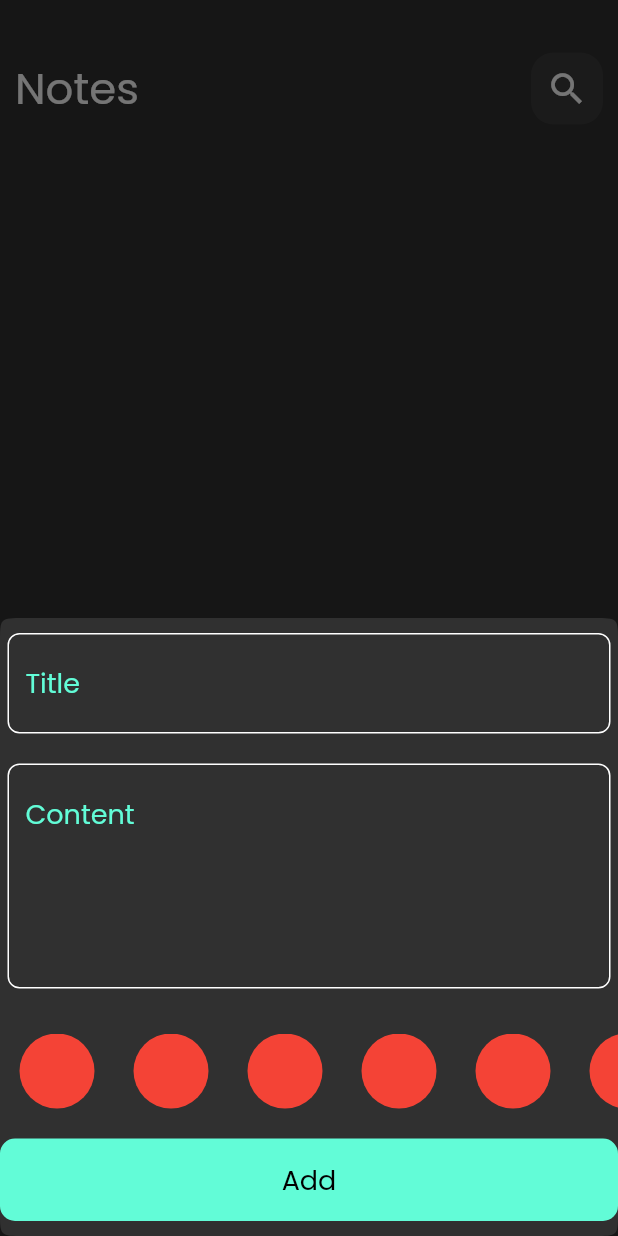
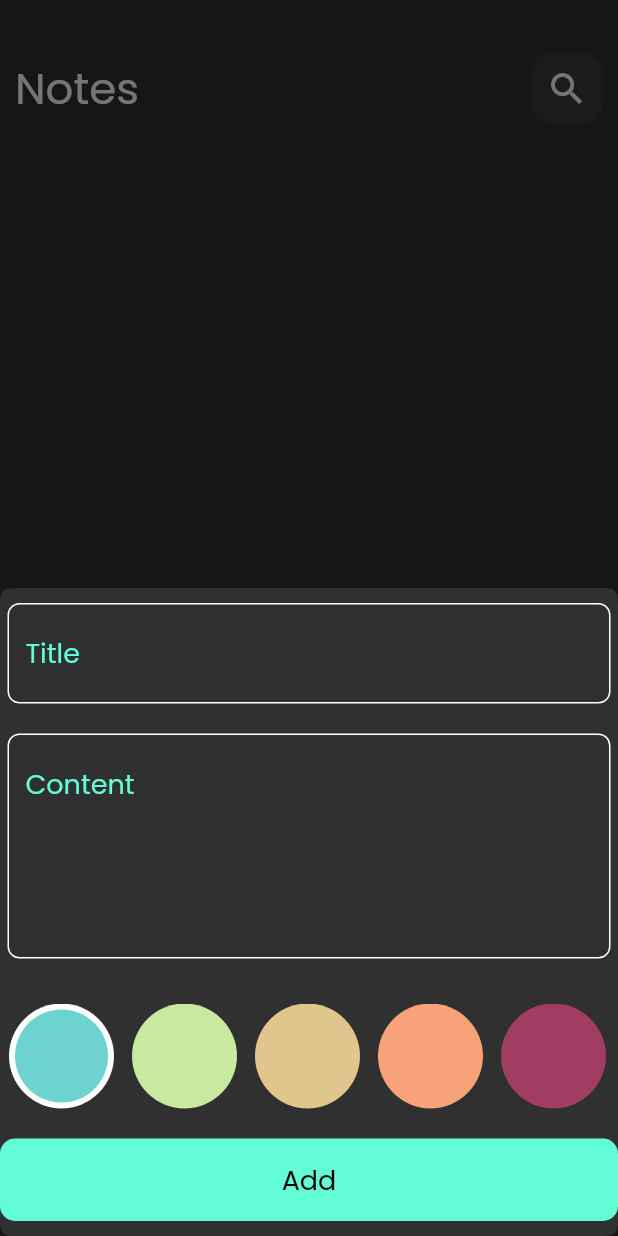
Before and after one commit to Micheal-Hany/note_app_with_hive, a Flutter app: the screen it shows after launch, after a tap on the "add" icon, on a phone screen of 412 x 824 dp. Run offline on Flutter 3.47's test engine with Material 2 defaults, Android fonts, the phone set to English and light mode, and no system bars; our stand-ins replace bloc, flutter_bloc, hive, hive_flutter; accounts and stored records are empty.

Commit message:
Edit note color and finish app yet

```diff
--- a/lib/constants.dart
+++ b/lib/constants.dart
@@ -2,3 +2,12 @@ import 'package:flutter/material.dart';
 
 const kprimarycolor = Color(0xff62FCD7);
 const knotesBox = 'notes_box';
+
+List<Color> kcolors = const [
+    Color(0xff6DD3CE),
+    Color(0xffC8E9A0),
+    Color(0xffE0C68C),
+    Color(0xffF7A278),
+    Color(0xffA13D63),
+    Color(0xff351E29),
+  ];
--- a/lib/cubits/Add-Note-cubit/add_note_cubit.dart
+++ b/lib/cubits/Add-Note-cubit/add_note_cubit.dart
@@ -1,6 +1,5 @@
-import 'dart:math';
-
 import 'package:bloc/bloc.dart';
+import 'package:flutter/material.dart';
 import 'package:hive/hive.dart';
 import 'package:note_app_with_hive/constants.dart';
 import 'package:note_app_with_hive/models/note-model.dart';
@@ -9,8 +8,9 @@ part 'add_note_state.dart';
 
 class AddNoteCubit extends Cubit<AddNoteState> {
   AddNoteCubit() : super(AddNoteInitial());
-
+  Color color = Color(0xff6DD3CE);
   addNote(NoteModel note) async {
+    note.color = color.value;
     emit(AddNoteLoading());
     try {
       var notesBox = Hive.box<NoteModel>(knotesBox);
--- a/lib/cubits/NoteCubit/notes_cubit.dart
+++ b/lib/cubits/NoteCubit/notes_cubit.dart
@@ -6,14 +6,14 @@ import 'package:note_app_with_hive/models/note-model.dart';
 
 part 'notes_state.dart';
 
-
 class NotesCubit extends Cubit<NotesState> {
-List<NoteModel>? notes;
+  List<NoteModel>? notes;
 
   NotesCubit() : super(NotesInitial());
   fatchAllNotes() async {
     var notesBox = Hive.box<NoteModel>(knotesBox);
     notes = notesBox.values.toList();
+
     emit(NotesSuccess());
 
     print('----------${notes!.length} ------------------success');
--- a/lib/models/note-model.dart
+++ b/lib/models/note-model.dart
@@ -10,11 +10,13 @@ class NoteModel extends HiveObject {
   @HiveField(2)
   final String date;
   @HiveField(3)
-  final int color;
+   int color;
   NoteModel({
     required this.title,
     required this.subtitle,
     required this.date,
     required this.color,
   });
+
+  compareTo(NoteModel b) {}
 }
--- a/lib/views/edit-not.dart
+++ b/lib/views/edit-not.dart
@@ -9,7 +9,7 @@ class EditNote extends StatelessWidget {
   @override
   Widget build(BuildContext context) {
     return Scaffold(
-      body: EditNoteViewBody(note: note),
+      body: SingleChildScrollView(child: EditNoteViewBody(note: note)),
     );
   }
 }
--- a/lib/views/widgets/Note-form.dart
+++ b/lib/views/widgets/Note-form.dart
@@ -19,6 +19,7 @@ class _addNoteFormState extends State<addNoteForm> {
   final formkey = GlobalKey<FormState>();
   AutovalidateMode autovalidateMode = AutovalidateMode.disabled;
   String? title, subTitle;
+  int? color;
   @override
   Widget build(BuildContext context) {
     return Form(
@@ -43,7 +44,7 @@ class _addNoteFormState extends State<addNoteForm> {
           const SizedBox(
             height: 20,
           ),
-          const SizedBox(height: 50, child: ColorListView()),
+          ColorListView(),
           const SizedBox(
             height: 20,
           ),
@@ -58,7 +59,9 @@ class _addNoteFormState extends State<addNoteForm> {
                         title: title!,
                         subtitle: subTitle!,
                         date: DateTime.now().toString().substring(0, 10),
-                        color: Colors.red.value);
+                        color: BlocProvider.of<AddNoteCubit>(context)
+                            .color!
+                            .value);
 
                     BlocProvider.of<AddNoteCubit>(context).addNote(note);
                   } else {
--- a/lib/views/widgets/color-list-view.dart
+++ b/lib/views/widgets/color-list-view.dart
@@ -1,32 +1,65 @@
 import 'package:flutter/material.dart';
-
-
+import 'package:flutter_bloc/flutter_bloc.dart';
+import 'package:note_app_with_hive/constants.dart';
+import 'package:note_app_with_hive/cubits/Add-Note-cubit/add_note_cubit.dart';
 
 class ColorItem extends StatelessWidget {
-  const ColorItem({super.key});
-
+  const ColorItem({required this.isActive, required this.color});
+  final bool isActive;
+  final Color color;
   @override
   Widget build(BuildContext context) {
-    return const CircleAvatar(
-      radius: 30,
-      backgroundColor: Colors.red,
+    return isActive
+        ? CircleAvatar(
+            radius: 35,
+            backgroundColor: Colors.white,
+            child: CircleAvatar(
+              radius: 31,
+              backgroundColor: color,
+            ),
+          )
+        : CircleAvatar(
+            radius: 35,
+            backgroundColor: color,
           );
   }
 }
 
-class ColorListView extends StatelessWidget {
+class ColorListView extends StatefulWidget {
   const ColorListView({super.key});
 
   @override
+  State<ColorListView> createState() => _ColorListViewState();
+}
+
+class _ColorListViewState extends State<ColorListView> {
+  int currentrIOndex = 0;
+
+  @override
   Widget build(BuildContext context) {
-    return ListView.builder(
+    return SizedBox(
+      height: 70,
+      child: ListView.builder(
         scrollDirection: Axis.horizontal,
-      itemCount: 10,
+        itemCount: kcolors.length,
         // shrinkWrap: true,
         itemBuilder: (context, index) {
-        return const Padding(
-            padding: EdgeInsets.symmetric(horizontal: 8), child: ColorItem());
+          return Padding(
+            padding: const EdgeInsets.symmetric(horizontal: 6),
+            child: GestureDetector(
+              onTap: () {
+                currentrIOndex = index;
+                BlocProvider.of<AddNoteCubit>(context).color = kcolors[index];
+                setState(() {});
               },
+              child: ColorItem(
+                color: kcolors[index],
+                isActive: currentrIOndex == index,
+              ),
+            ),
+          );
+        },
+      ),
     );
   }
 }
--- a/lib/views/widgets/custom-note-item.dart
+++ b/lib/views/widgets/custom-note-item.dart
@@ -19,7 +19,7 @@ class NoteItem extends StatelessWidget {
         padding: const EdgeInsets.only(top: 24, bottom: 24),
         margin: const EdgeInsets.symmetric(horizontal: 2),
         decoration: BoxDecoration(
-            color: Color(0xffFFcc80), borderRadius: BorderRadius.circular(10)),
+            color: Color(notsModel.color), borderRadius: BorderRadius.circular(10)),
         child: Column(
           children: [
             ListTile(
```
Also changed, not shown: lib/views/widgets/Edit-view-body.dart (+50 -0 lines). Lines whose indentation alone changed are shown as unchanged.
